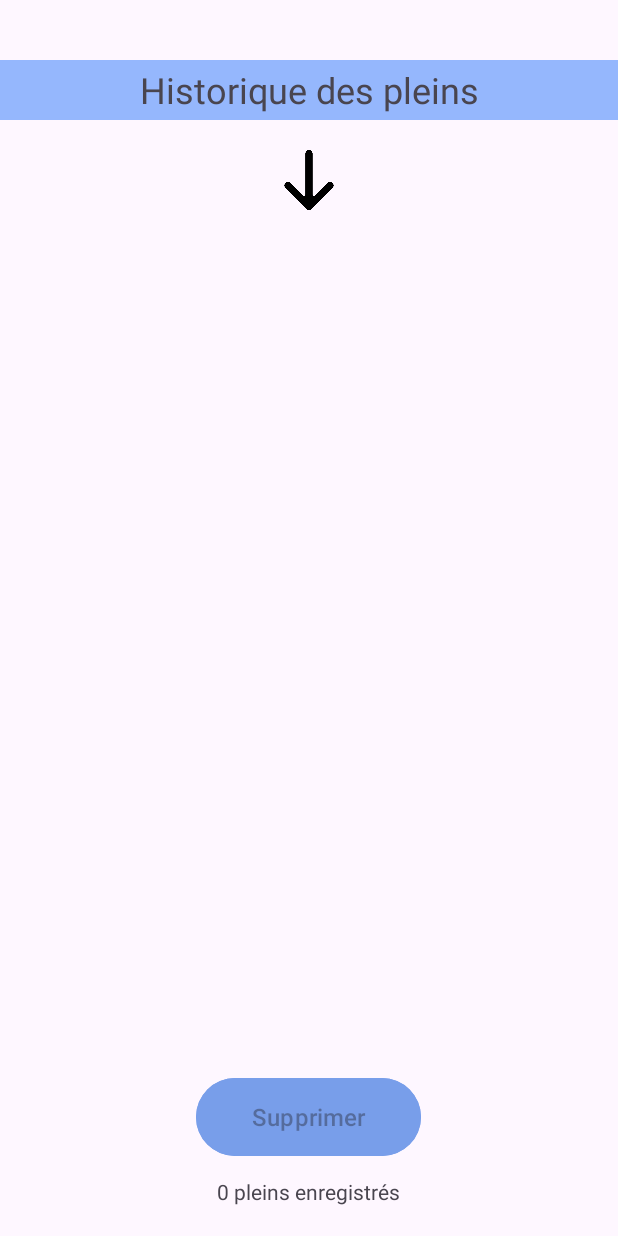
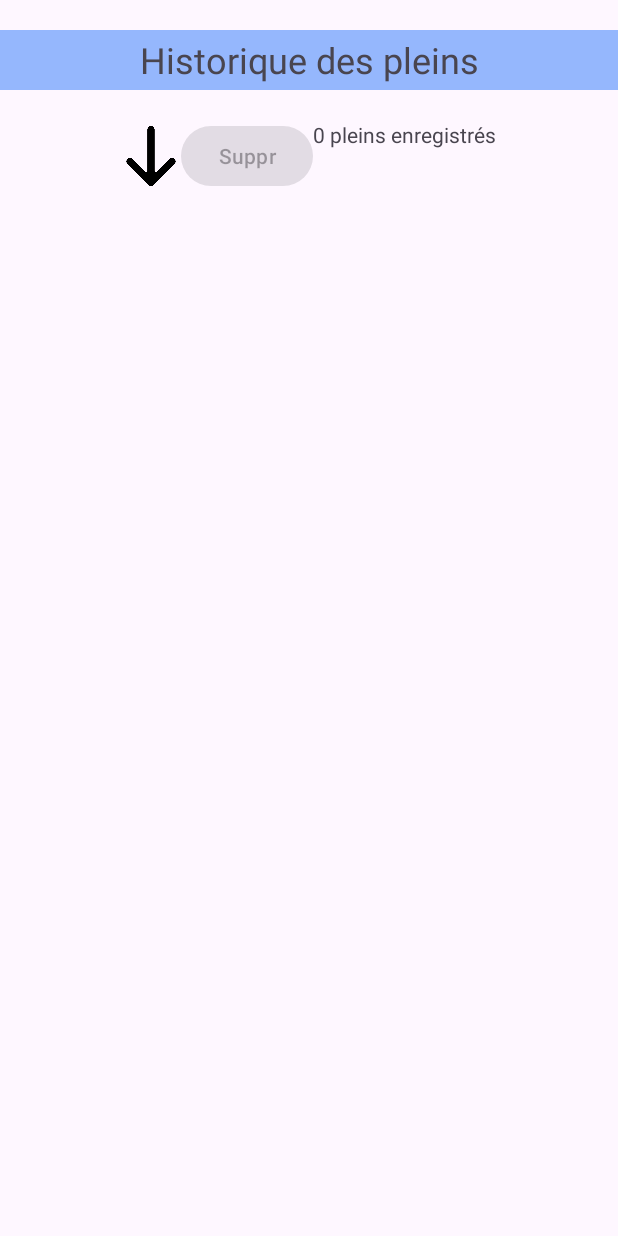
Before and after one commit to Bisouke/appli2, an Android app: the ActivityHistorique2 screen opened directly, with no data from a screen before it, on a phone screen of 412 x 824 dp. Run offline under Robolectric (Android 15) with nearby library versions, the light colour scheme and no system bars.

Commit message:
modification XML historique pleins

```diff
--- a/app/src/main/res/layout/activity_historique2.xml
+++ b/app/src/main/res/layout/activity_historique2.xml
@@ -8,26 +8,31 @@
     tools:context=".ActivityHistorique2">
 
     <LinearLayout
+        android:id="@+id/linearLayout"
         android:layout_width="match_parent"
-        android:layout_height="match_parent"
+        android:layout_height="0dp"
+        android:gravity="center_horizontal"
         android:orientation="vertical"
-        app:layout_constraintBottom_toBottomOf="parent"
         app:layout_constraintEnd_toEndOf="parent"
-        app:layout_constraintStart_toStartOf="parent"
         app:layout_constraintTop_toTopOf="parent"
-        app:layout_constraintVertical_bias="1.0"
-        android:gravity="center_horizontal">
+        app:layout_constraintBottom_toBottomOf="parent">
 
         <TextView
             android:id="@+id/textView"
             android:layout_width="match_parent"
             android:layout_height="40dp"
-            android:layout_marginTop="40dp"
+            android:layout_marginTop="20dp"
             android:layout_marginBottom="20dp"
             android:background="#95B7FD"
             android:gravity="center_horizontal|center_vertical"
             android:text="Historique des pleins"
             android:textSize="24sp" />
+
+        <LinearLayout
+            android:layout_width="match_parent"
+            android:layout_height="60dp"
+            android:gravity="center_horizontal|top"
+            android:orientation="horizontal">
 
             <ToggleButton
                 android:id="@+id/toggleButton_tri"
@@ -37,6 +42,33 @@
                 android:text=""
                 android:textOff=""
                 android:textOn="" />
+
+            <Button
+                android:id="@+id/buttonSupprimerHistorique"
+                android:layout_width="wrap_content"
+                android:layout_height="wrap_content"
+                android:enabled="false"
+                android:text="Suppr" />
+
+            <LinearLayout
+                android:layout_width="wrap_content"
+                android:layout_height="wrap_content"
+                android:orientation="horizontal">
+
+                <TextView
+                    android:id="@+id/textViewNbPlein"
+                    android:layout_width="wrap_content"
+                    android:layout_height="wrap_content"
+                    android:text="0" />
+
+                <TextView
+                    android:id="@+id/textView21"
+                    android:layout_width="wrap_content"
+                    android:layout_height="wrap_content"
+                    android:text=" pleins enregistrés" />
+            </LinearLayout>
+
+        </LinearLayout>
 
         <ScrollView
             android:layout_width="match_parent"
@@ -58,40 +90,9 @@
             </LinearLayout>
         </ScrollView>
 
-        <Button
-            android:id="@+id/buttonSupprimerHistorique"
-            android:layout_width="150sp"
-            android:layout_height="60dp"
-            android:layout_gravity="center_horizontal"
-            android:layout_marginTop="20dp"
-            android:layout_marginBottom="10dp"
-            android:backgroundTint="#789EEA"
-            android:enabled="false"
-            android:text="Supprimer"
-            android:textSize="16sp" />
-
-        <LinearLayout
-            android:layout_width="wrap_content"
-            android:layout_height="wrap_content"
-            android:layout_marginBottom="20dp"
-            android:orientation="horizontal">
-
-            <TextView
-                android:id="@+id/textViewNbPlein"
-                android:layout_width="wrap_content"
-                android:layout_height="wrap_content"
-                android:text="0" />
-
-            <TextView
-                android:id="@+id/textView21"
-                android:layout_width="wrap_content"
-                android:layout_height="wrap_content"
-                android:layout_weight="1"
-                android:text=" pleins enregistrés" />
-        </LinearLayout>
-
         <!-- android:listSelector="@android:color/holo_blue_light" -->
 
 
     </LinearLayout>
+
 </androidx.constraintlayout.widget.ConstraintLayout>
```
Lines whose indentation alone changed are shown as unchanged.
